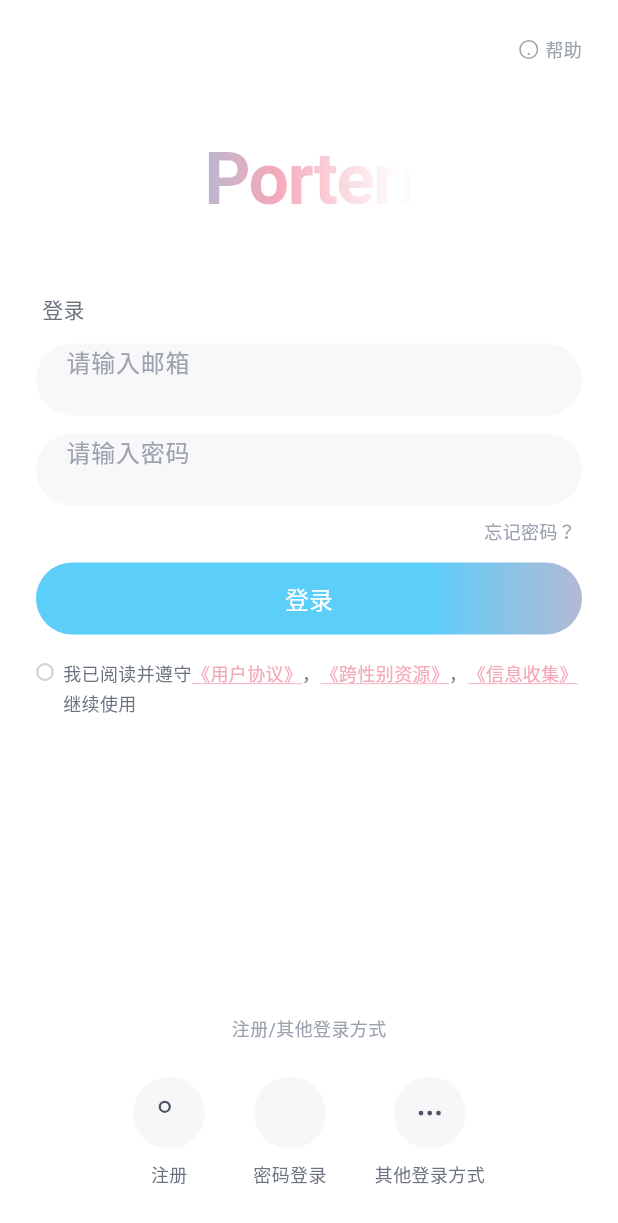
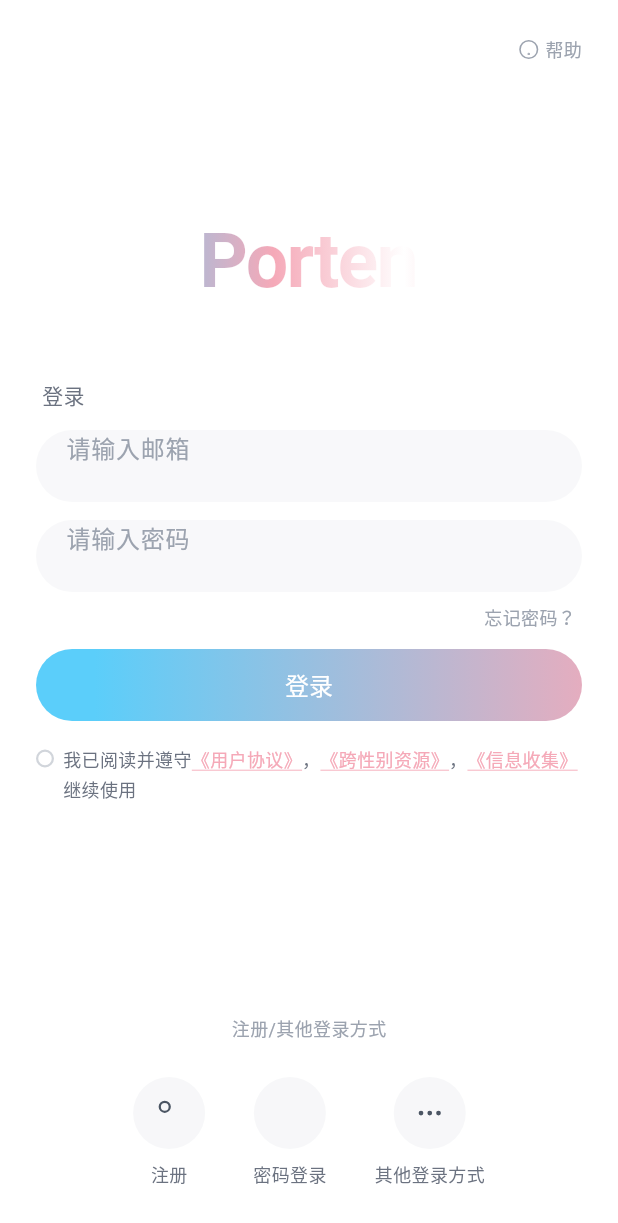
Before and after one commit to Suran2022/Porten, a Flutter app: the screen it shows after launch, on a phone screen of 412 x 824 dp. Shown: the top 1223 px of the screen. Run offline on Flutter 3.47's test engine with Material 3 defaults, Android fonts, the phone set to English and light mode, and no system bars; our stand-ins replace flutter_riverpod, flutter_svg; missing offline and left inert: path_parsing.

Commit message:
fix(mobile): 认证页第二轮返工——键盘不压缩/设备等比缩放/协议内联排版/渐变位移修正/聚焦反馈

```diff
--- a/mobile/flutter/porten_flutter/lib/core/components/agreement_checkbox.dart
+++ b/mobile/flutter/porten_flutter/lib/core/components/agreement_checkbox.dart
@@ -4,12 +4,16 @@
  * Web 端实现：
  *   - 容器 flex items-start gap-1.5 mt-4；
  *   - 圆点 w-3 h-3（12px）rounded-full border-[1.5px] mt-[3px]，
- *     选中时 border-transparent + .agreement-gradient（135deg 蓝粉白粉蓝流光 3s），
+ *     选中时 border-transparent + .agreement-gradient（135deg 蓝粉蓝流光 3s），
  *     内嵌白色对勾 polyline（strokeWidth 2.5，p-[1px]）；
- *   - 文案 text-xs text-gray-500：「我已阅读并遵守《用户协议》，《跨性别资源》，
- *     《信息收集》继续使用」，链接 #F5A9B8 underline underline-offset-2。
+ *   - 文案 text-xs text-gray-500：《协议》链接为纯内联 <a>（#F5A9B8 下划线），
+ *     与普通文本同一排版流，无额外盒模型空隙，随行自然换行。
+ *
+ * Flutter 侧：链接用 TextSpan + TapGestureRecognizer（纯内联），禁用
+ * WidgetSpan——盒模型 span 会引入多余空隙与异常换行点。
  */
 
+import 'package:flutter/gestures.dart';
 import 'package:flutter/material.dart';
 
 import '../design/porten_colors.dart';
@@ -17,7 +21,7 @@ import '../design/porten_typography.dart';
 import 'svg_path.dart';
 
 /// 协议勾选行。
-class AgreementCheckbox extends StatelessWidget {
+class AgreementCheckbox extends StatefulWidget {
   const AgreementCheckbox({
     super.key,
     required this.checked,
@@ -32,14 +36,43 @@ class AgreementCheckbox extends StatelessWidget {
   /// onOpenAgreement 回调架构）。
   final void Function(BuildContext context, String agreementId) onOpenAgreement;
 
-  static const Map<String, String> _links = <String, String>{
-    '《用户协议》': 'user',
-    '《跨性别资源》': 'trans',
-    '《信息收集》': 'privacy',
-  };
+  @override
+  State<AgreementCheckbox> createState() => _AgreementCheckboxState();
+}
+
+class _AgreementCheckboxState extends State<AgreementCheckbox> {
+  final Map<String, TapGestureRecognizer> _recognizers =
+      <String, TapGestureRecognizer>{};
+
+  /// 链接样式（#F5A9B8 下划线，对齐 Web 端 .agreement-link）。
+  static const TextStyle _linkStyle = TextStyle(
+    color: Color(0xFFF5A9B8),
+    decoration: TextDecoration.underline,
+    decorationColor: Color(0xFFF5A9B8),
+    decorationStyle: TextDecorationStyle.solid,
+  );
+
+  TapGestureRecognizer _recognizerFor(String id) {
+    return _recognizers.putIfAbsent(id, () {
+      final TapGestureRecognizer recognizer = TapGestureRecognizer();
+      recognizer.onTap = () => widget.onOpenAgreement(context, id);
+      return recognizer;
+    });
+  }
+
+  @override
+  void dispose() {
+    for (final TapGestureRecognizer recognizer in _recognizers.values) {
+      recognizer.dispose();
+    }
+    super.dispose();
+  }
 
   @override
   Widget build(BuildContext context) {
+    // 链接文字沿用正文 xs 字号，仅颜色与下划线不同（对齐 Web 端继承关系）。
+    final TextStyle linkStyle = PortenTypography.xs.merge(_linkStyle);
+
     return Padding(
       padding: const EdgeInsets.only(top: 16), // mt-4
       child: Row(
@@ -48,8 +81,8 @@ class AgreementCheckbox extends StatelessWidget {
           Padding(
             padding: const EdgeInsets.only(top: 3),
             child: _AgreementDot(
-              checked: checked,
-              onTap: () => onChanged(!checked),
+              checked: widget.checked,
+              onTap: () => widget.onChanged(!widget.checked),
             ),
           ),
           const SizedBox(width: 6), // gap-1.5
@@ -60,73 +93,29 @@ class AgreementCheckbox extends StatelessWidget {
                     .copyWith(color: PortenColor.gray500, height: 1.625),
                 children: <InlineSpan>[
                   const TextSpan(text: '我已阅读并遵守'),
-                  ..._buildLinks(),
+                  TextSpan(
+                    text: '《用户协议》',
+                    style: linkStyle,
+                    recognizer: _recognizerFor('user'),
+                  ),
+                  const TextSpan(text: '，'),
+                  TextSpan(
+                    text: '《跨性别资源》',
+                    style: linkStyle,
+                    recognizer: _recognizerFor('trans'),
+                  ),
+                  const TextSpan(text: '，'),
+                  TextSpan(
+                    text: '《信息收集》',
+                    style: linkStyle,
+                    recognizer: _recognizerFor('privacy'),
+                  ),
                   const TextSpan(text: '继续使用'),
                 ],
               ),
             ),
           ),
         ],
-      ),
-    );
-  }
-
-  List<InlineSpan> _buildLinks() {
-    final List<InlineSpan> spans = <InlineSpan>[];
-    final List<String> keys = _links.keys.toList();
-    for (int i = 0; i < keys.length; i++) {
-      final String label = keys[i];
-      final String id = _links[label]!;
-      spans.add(_AgreementLinkSpan(
-        label: label,
-        id: id,
-        onOpen: onOpenAgreement,
-      ));
-      // Web 端链接之间是中文逗号「，」
-      if (i < keys.length - 1) {
-        spans.add(const TextSpan(text: '，'));
-      }
-    }
-    return spans;
-  }
-}
-
-/// 协议链接（#F5A9B8 下划线，点击打开全文查看器）。
-class _AgreementLinkSpan extends WidgetSpan {
-  _AgreementLinkSpan({
-    required String label,
-    required String id,
-    required void Function(BuildContext, String) onOpen,
-  }) : super(
-          alignment: PlaceholderAlignment.baseline,
-          baseline: TextBaseline.alphabetic,
-          child: _AgreementLinkText(label: label, id: id, onOpen: onOpen),
-        );
-}
-
-class _AgreementLinkText extends StatelessWidget {
-  const _AgreementLinkText({
-    required this.label,
-    required this.id,
-    required this.onOpen,
-  });
-
-  final String label;
-  final String id;
-  final void Function(BuildContext, String) onOpen;
-
-  @override
-  Widget build(BuildContext context) {
-    return GestureDetector(
-      onTap: () => onOpen(context, id),
-      child: Text(
-        label,
-        style: PortenTypography.xs.copyWith(
-          color: const Color(0xFFF5A9B8),
-          decoration: TextDecoration.underline,
-          decorationColor: const Color(0xFFF5A9B8),
-          decorationStyle: TextDecorationStyle.solid,
-        ),
       ),
     );
   }
@@ -145,8 +134,8 @@ class _AgreementDot extends StatefulWidget {
 
 class _AgreementDotState extends State<_AgreementDot>
     with SingleTickerProviderStateMixin {
-  // Web 端 .agreement-gradient：135deg 三色渐变，background-size 200%，
-  // 3s ease-in-out 流光（background-position 0%→100%→0% 往返）。
+  // Web 端 .agreement-gradient：135deg 蓝粉蓝三色，background-size 200% 200%，
+  // 3s ease-in-out 流光（position 0%→100%→0% 往返）。
   // 用 3s repeat(reverse: true) + easeInOut 曲线等价还原。
   late final AnimationController _flow = AnimationController(
     vsync: this,
@@ -185,12 +174,17 @@ class _AgreementDotState extends State<_AgreementDot>
                   ? LinearGradient(
                       begin: Alignment(-0.7 + d, -0.7 + d), // 135deg
                       end: Alignment(0.7 + d, 0.7 + d),
-                      colors: PortenGradient.brandText,
-                      stops: PortenGradient.brandTextStops,
+                      colors: const <Color>[
+                        PortenColor.brandBlue,
+                        PortenColor.brandPink,
+                        PortenColor.brandBlue,
+                      ],
+                      stops: const <double>[0.0, 0.5, 1.0],
                     )
                   : null,
               border: Border.all(
-                color: widget.checked ? Colors.transparent : PortenColor.gray300,
+                color:
+                    widget.checked ? Colors.transparent : PortenColor.gray300,
                 width: 1.5, // border-[1.5px]
               ),
             ),
--- a/mobile/flutter/porten_flutter/lib/core/components/porten_button.dart
+++ b/mobile/flutter/porten_flutter/lib/core/components/porten_button.dart
@@ -83,13 +83,15 @@ class _GradientButtonState extends State<GradientButton>
       child: AnimatedBuilder(
         animation: _flow,
         builder: (BuildContext context, Widget? child) {
+          // Web .porten-bg-gradient：background-size 200%，position 0%→100%
+          // 的位移 = 1 倍宽度。画布 2w（4 个 Alignment 单位），左缘 xL = -2t。
           final double t = _flowP.value;
           return DecoratedBox(
             decoration: BoxDecoration(
               borderRadius: BorderRadius.circular(widget.height / 2),
               gradient: LinearGradient(
-                begin: Alignment(-2 + 4 * t, 0),
-                end: Alignment(0 + 4 * t, 0),
+                begin: Alignment(-2 + 2 * t, 0),
+                end: Alignment(2 + 2 * t, 0),
                 colors: PortenGradient.brandSurface,
                 stops: PortenGradient.brandSurfaceStops,
               ),
--- a/mobile/flutter/porten_flutter/lib/core/components/porten_capsule_input.dart
+++ b/mobile/flutter/porten_flutter/lib/core/components/porten_capsule_input.dart
@@ -2,7 +2,8 @@
  * 胶囊输入框（100% 对齐 Web 端 CapsuleInput.tsx）。
  *
  * Web 端实现：w-full h-12 px-5 rounded-full bg-gray-100/60，
- * text-gray-900、placeholder:text-gray-400、无图标无尾部控件。
+ * text-gray-900、placeholder:text-gray-400、无图标无尾部控件；
+ * 聚焦时 focus:bg-gray-100/80（透明度 0.6 → 0.8，200ms 过渡）。
  */
 
 import 'package:flutter/material.dart';
@@ -11,7 +12,7 @@ import '../design/porten_colors.dart';
 import '../design/porten_typography.dart';
 
 /// 胶囊输入框。
-class CapsuleInput extends StatelessWidget {
+class CapsuleInput extends StatefulWidget {
   const CapsuleInput({
     super.key,
     required this.controller,
@@ -38,32 +39,75 @@ class CapsuleInput extends StatelessWidget {
   final FocusNode? focusNode;
 
   @override
+  State<CapsuleInput> createState() => _CapsuleInputState();
+}
+
+class _CapsuleInputState extends State<CapsuleInput> {
+  FocusNode? _ownFocusNode;
+  bool _focused = false;
+
+  /// 外部注入优先；未注入则自建（对齐 Web 端 focus 伪类）。
+  FocusNode get _effectiveNode =>
+      widget.focusNode ?? (_ownFocusNode ??= FocusNode());
+
+  void _handleFocusChange() {
+    final bool focused = _effectiveNode.hasFocus;
+    if (focused != _focused) {
+      setState(() => _focused = focused);
+    }
+  }
+
+  @override
+  void initState() {
+    super.initState();
+    _effectiveNode.addListener(_handleFocusChange);
+  }
+
+  @override
+  void didUpdateWidget(CapsuleInput oldWidget) {
+    super.didUpdateWidget(oldWidget);
+    if (oldWidget.focusNode != widget.focusNode) {
+      oldWidget.focusNode?.removeListener(_handleFocusChange);
+      _effectiveNode.addListener(_handleFocusChange);
+      _handleFocusChange();
+    }
+  }
+
+  @override
+  void dispose() {
+    _effectiveNode.removeListener(_handleFocusChange);
+    _ownFocusNode?.dispose();
+    super.dispose();
+  }
+
+  @override
   Widget build(BuildContext context) {
-    return Container(
+    // bg-gray-100/60 → focus:bg-gray-100/80（透明度 0.6 → 0.8）
+    return AnimatedContainer(
+      duration: const Duration(milliseconds: 200),
       height: 48,
       padding: const EdgeInsets.symmetric(horizontal: 20),
       decoration: BoxDecoration(
-        // bg-gray-100/60：gray100 #F3F4F6 叠加 60% 透明度。
-        color: PortenColor.gray100.withValues(alpha: 0.6),
+        color: PortenColor.gray100.withValues(alpha: _focused ? 0.8 : 0.6),
         borderRadius: BorderRadius.circular(24),
       ),
       child: TextField(
-        controller: controller,
-        focusNode: focusNode,
-        enabled: enabled,
-        obscureText: obscureText,
-        keyboardType: keyboardType,
-        textInputAction: textInputAction,
-        maxLength: maxLength,
-        onChanged: onChanged,
-        onSubmitted: onSubmitted,
+        controller: widget.controller,
+        focusNode: _effectiveNode,
+        enabled: widget.enabled,
+        obscureText: widget.obscureText,
+        keyboardType: widget.keyboardType,
+        textInputAction: widget.textInputAction,
+        maxLength: widget.maxLength,
+        onChanged: widget.onChanged,
+        onSubmitted: widget.onSubmitted,
         cursorColor: PortenColor.gray900,
         style: PortenTypography.base.copyWith(color: PortenColor.gray900),
         decoration: InputDecoration(
           isCollapsed: true,
           border: InputBorder.none,
           counterText: '',
-          hintText: hint,
+          hintText: widget.hint,
           hintStyle:
               PortenTypography.base.copyWith(color: PortenColor.gray400),
         ),
--- /dev/null
+++ b/mobile/flutter/porten_flutter/lib/core/design/porten_scale.dart
@@ -0,0 +1,26 @@
+/// 设备尺寸等比缩放（对齐「100% 还原 Web 端 + 按设备等比缩放」的原始需求）。
+///
+/// 设计基准宽度 393px（Web 端移动视口典型值）：在任意真机上，
+/// 所有标注尺寸按 ` screenWidth / 393 ` 等比缩放，clamp 到 0.85 ~ 1.15
+/// 避免平板上过度拉伸、小屏上过度压缩。
+library;
+
+import 'package:flutter/widgets.dart';
+
+/// 等比缩放系数。
+class PortenScale {
+  const PortenScale._();
+
+  /// 设计基准宽度。
+  static const double baseWidth = 393;
+
+  /// 缩放下限 / 上限。
+  static const double minScale = 0.85;
+  static const double maxScale = 1.15;
+
+  /// 取当前设备的缩放系数。
+  static double of(BuildContext context) {
+    final double width = MediaQuery.sizeOf(context).width;
+    return (width / baseWidth).clamp(minScale, maxScale);
+  }
+}
--- a/mobile/flutter/porten_flutter/lib/features/auth/login_page.dart
+++ b/mobile/flutter/porten_flutter/lib/features/auth/login_page.dart
@@ -27,6 +27,7 @@ import '../../core/components/porten_capsule_input.dart';
 import '../../core/components/porten_icons.dart';
 import '../../core/components/porten_toast.dart';
 import '../../core/design/porten_colors.dart';
+import '../../core/design/porten_scale.dart';
 import '../../core/design/porten_typography.dart';
 import 'state/auth_controller.dart';
 
@@ -58,6 +59,18 @@ class _LoginPageState extends ConsumerState<LoginPage> {
   LoginMethod? _lastMethod;
 
   bool _agreed = false;
+
+  // 对齐 Web 端：showPassword = isPasswordMode || porten；
+  // showCode = codeSent && !showPassword；
+  // 按钮文案：showPassword || codeSent ? '登录' : '获取验证码'。
+  bool get _showPassword =>
+      ref.read(authProvider).isPasswordMode ||
+      ref.read(authProvider).method == LoginMethod.porten;
+
+  bool get _showCode =>
+      ref.read(authProvider).codeSent && !_showPassword;
+
+  bool get _showLogin => _showPassword || _showCode;
 
   @override
   void dispose() {
@@ -142,22 +155,41 @@ class _LoginPageState extends ConsumerState<LoginPage> {
     final AuthState auth = ref.watch(authProvider);
     _syncMethodReset(auth);
 
-    // 对齐 Web 端：showPassword = isPasswordMode || porten；
-    // showCode = codeSent && !showPassword；
-    // 按钮文案：showPassword || codeSent ? '登录' : '获取验证码'。
-    final bool isPhone = auth.method == LoginMethod.phone;
-    final bool showPassword =
-        auth.isPasswordMode || auth.method == LoginMethod.porten;
-    final bool showCode = auth.codeSent && !showPassword;
-    final bool showLogin = showPassword || showCode;
+    // 单屏三段布局（对齐 Web 端 h-full flex flex-col）：
+    //   resizeToAvoidBottomInset=false —— 键盘弹出时页面高度不变（对齐 Web
+    //   fixed 视口行为），聚焦输入框由 Flutter 自动滚动揭示，整页不压缩；
+    //   Column spaceBetween —— 顶部帮助 / 中部表单 / 底部操作区，键盘收起时
+    //   恰好单屏铺满，无滚动；内容超高时整体可滚动兜底。
+    final double s = PortenScale.of(context);
 
     return Scaffold(
       backgroundColor: PortenColor.white,
+      resizeToAvoidBottomInset: false,
       body: SafeArea(
+        child: LayoutBuilder(
+          builder: (BuildContext context, BoxConstraints cons) {
+            return SingleChildScrollView(
+              child: ConstrainedBox(
+                constraints: BoxConstraints(minHeight: cons.maxHeight),
                 child: Column(
+                  mainAxisAlignment: MainAxisAlignment.spaceBetween,
                   children: <Widget>[
-            // Top help text：justify-end px-6 pt-6
-            Padding(
+                    _buildTopHelp(),
+                    _buildFormSection(s),
+                    _buildBottomActions(),
+                  ],
+                ),
+              ),
+            );
+          },
+        ),
+      ),
+    );
+  }
+
+  /// 顶部右侧「帮助」（justify-end px-6 pt-6）。
+  Widget _buildTopHelp() {
+    return Padding(
       padding: const EdgeInsets.fromLTRB(24, 24, 24, 0),
       child: Row(
         mainAxisAlignment: MainAxisAlignment.end,
@@ -167,29 +199,31 @@ class _LoginPageState extends ConsumerState<LoginPage> {
             child: Row(
               mainAxisSize: MainAxisSize.min,
               children: <Widget>[
-                        LucideIcon('help-circle',
-                            size: 14, color: PortenColor.gray400),
+                LucideIcon('help-circle', size: 14, color: PortenColor.gray400),
                 const SizedBox(width: 4),
                 Text(
                   '帮助',
-                          style: PortenTypography.xs
-                              .copyWith(color: PortenColor.gray400),
+                  style:
+                      PortenTypography.xs.copyWith(color: PortenColor.gray400),
                 ),
               ],
             ),
           ),
         ],
       ),
-            ),
-            // 主内容
-            Expanded(
-              child: SingleChildScrollView(
+    );
+  }
+
+  /// 中部表单区（flex-1 居中，px-6）：Logo → mt-12 → 登录标签 → 表单 → 按钮 → 协议。
+  Widget _buildFormSection(double s) {
+    final AuthState auth = ref.watch(authProvider);
+
+    return Padding(
       padding: const EdgeInsets.fromLTRB(24, 0, 24, 32),
       child: Column(
         children: <Widget>[
-                    const SizedBox(height: 48),
-                    const GradientLogo(fontSize: 48),
-                    const SizedBox(height: 48), // mt-12
+          GradientLogo(fontSize: 48 * s), // text-5xl
+          SizedBox(height: 48 * s), // mt-12
           // 「登录」标签：text-sm gray-500 mb-3 pl-1
           Align(
             alignment: Alignment.centerLeft,
@@ -205,14 +239,15 @@ class _LoginPageState extends ConsumerState<LoginPage> {
           CapsuleInput(
             controller: _accountCtrl,
             hint: kMethodPlaceholders[auth.method]!,
-                      keyboardType: isPhone ? TextInputType.phone : null,
+            keyboardType:
+                auth.method == LoginMethod.phone ? TextInputType.phone : null,
           ),
           const SizedBox(height: 12),
           // 密码区：max-h 过渡
           AnimatedCrossFade(
             duration: const Duration(milliseconds: 300),
             sizeCurve: Curves.easeOut,
-                      crossFadeState: showPassword
+            crossFadeState: _showPassword
                 ? CrossFadeState.showFirst
                 : CrossFadeState.showSecond,
             firstChild: Column(
@@ -229,8 +264,7 @@ class _LoginPageState extends ConsumerState<LoginPage> {
                   child: Padding(
                     padding: const EdgeInsets.only(top: 8, right: 4),
                     child: GestureDetector(
-                                onTap: () =>
-                                    PortenToast.show('找回密码功能建设中'),
+                      onTap: () => PortenToast.show('找回密码功能建设中'),
                       child: Text(
                         '忘记密码？',
                         style: PortenTypography.xs
@@ -248,7 +282,7 @@ class _LoginPageState extends ConsumerState<LoginPage> {
           AnimatedCrossFade(
             duration: const Duration(milliseconds: 300),
             sizeCurve: Curves.easeOut,
-                      crossFadeState: showCode
+            crossFadeState: _showCode
                 ? CrossFadeState.showFirst
                 : CrossFadeState.showSecond,
             firstChild: Column(
@@ -272,9 +306,8 @@ class _LoginPageState extends ConsumerState<LoginPage> {
                             onTap: _handleSendCode,
                             child: Text(
                               '重新获取验证码',
-                                        style: PortenTypography.xs.copyWith(
-                                          color: PortenColor.brandBlue,
-                                        ),
+                              style: PortenTypography.xs
+                                  .copyWith(color: PortenColor.brandBlue),
                             ),
                           ),
                   ),
@@ -284,10 +317,9 @@ class _LoginPageState extends ConsumerState<LoginPage> {
             secondChild: const SizedBox(width: double.infinity),
           ),
           GradientButton(
-                      label: showLogin ? '登录' : '获取验证码',
+            label: _showLogin ? '登录' : '获取验证码',
             loading: auth.isLoading,
-                      onPressed: () =>
-                          showLogin ? _handleLogin() : _handleSendCode(),
+            onPressed: () => _showLogin ? _handleLogin() : _handleSendCode(),
           ),
           AgreementCheckbox(
             checked: _agreed,
@@ -296,10 +328,14 @@ class _LoginPageState extends ConsumerState<LoginPage> {
           ),
         ],
       ),
-              ),
-            ),
-            // 底部操作区：px-6 pb-8
-            Padding(
+    );
+  }
+
+  /// 底部操作区：px-6 pb-8 分隔线 + 三按钮（gap-8）。
+  Widget _buildBottomActions() {
+    final AuthState auth = ref.watch(authProvider);
+
+    return Padding(
       padding: const EdgeInsets.fromLTRB(24, 0, 24, 32),
       child: Column(
         children: <Widget>[
@@ -317,9 +353,8 @@ class _LoginPageState extends ConsumerState<LoginPage> {
               IconCircleButton(
                 icon: 'lock',
                 label: '密码登录',
-                        onTap: () => ref
-                            .read(authProvider.notifier)
-                            .togglePasswordMode(),
+                onTap: () =>
+                    ref.read(authProvider.notifier).togglePasswordMode(),
               ),
               const SizedBox(width: 32),
               IconCircleButton(
@@ -336,10 +371,6 @@ class _LoginPageState extends ConsumerState<LoginPage> {
           ),
         ],
       ),
-            ),
-          ],
-        ),
-      ),
     );
   }
 }
--- a/mobile/flutter/porten_flutter/lib/features/auth/register_page.dart
+++ b/mobile/flutter/porten_flutter/lib/features/auth/register_page.dart
@@ -22,6 +22,7 @@ import '../../core/components/icon_circle_button.dart';
 import '../../core/components/porten_button.dart';
 import '../../core/components/porten_capsule_input.dart';
 import '../../core/design/porten_colors.dart';
+import '../../core/design/porten_scale.dart';
 import '../../core/design/porten_typography.dart';
 import 'state/auth_controller.dart';
 
@@ -137,18 +138,24 @@ class _RegisterPageState extends ConsumerState<RegisterPage> {
     final AuthState auth = ref.watch(authProvider);
     final bool isFormStep = _step == _RegisterStep.form;
 
+    // 单屏三段布局 + resizeToAvoidBottomInset=false：键盘弹出时页面高度
+    // 不变（对齐 Web 端 fixed 视口），聚焦输入框自动滚动揭示，整页不压缩。
+    final double s = PortenScale.of(context);
+
     return Scaffold(
       backgroundColor: PortenColor.white,
+      resizeToAvoidBottomInset: false,
       body: SafeArea(
-        child: Column(
-          children: <Widget>[
-            Expanded(
-              child: SingleChildScrollView(
-                padding: const EdgeInsets.fromLTRB(24, 0, 24, 32),
+        child: LayoutBuilder(
+          builder: (BuildContext context, BoxConstraints cons) {
+            return SingleChildScrollView(
+              child: ConstrainedBox(
+                constraints: BoxConstraints(minHeight: cons.maxHeight),
                 child: Column(
+                  mainAxisAlignment: MainAxisAlignment.spaceBetween,
                   crossAxisAlignment: CrossAxisAlignment.center,
                   children: <Widget>[
-                    const SizedBox(height: 48),
+                    SizedBox(height: 24 * s),
                     // 标题：仅 step=form 显示（text-5xl font-bold）
                     if (isFormStep)
                       Text(
@@ -156,14 +163,14 @@ class _RegisterPageState extends ConsumerState<RegisterPage> {
                         style: TextStyle(
                           inherit: false,
                           fontFamily: PortenTypography.base.fontFamily,
-                          fontSize: 48,
+                          fontSize: 48 * s,
                           fontWeight: FontWeight.w700,
                           height: 1.2,
-                          letterSpacing: -48 * 0.025, // tracking-tight
+                          letterSpacing: -48 * s * 0.025, // tracking-tight
                           color: PortenColor.gray900,
                         ),
                       ),
-                    const SizedBox(height: 48), // mt-12
+                    SizedBox(height: 48 * s), // mt-12
                     Align(
                       alignment: Alignment.centerLeft,
                       child: Padding(
@@ -291,11 +298,7 @@ class _RegisterPageState extends ConsumerState<RegisterPage> {
                               .copyWith(color: PortenColor.error),
                         ),
                       ),
-                  ],
-                ),
-              ),
-            ),
-            // 底部：去登录
+            // 底部：去登录（与表单同列 spaceBetween，键盘弹出时随滚动让位）
             Padding(
               padding: const EdgeInsets.fromLTRB(24, 0, 24, 32),
               child: Column(
@@ -312,7 +315,11 @@ class _RegisterPageState extends ConsumerState<RegisterPage> {
                 ],
               ),
             ),
-          ],
+                  ],
+                ),
+              ),
+            );
+          },
         ),
       ),
     );
```
Also changed, not shown: 2 other files. Lines whose indentation alone changed are shown as unchanged.
